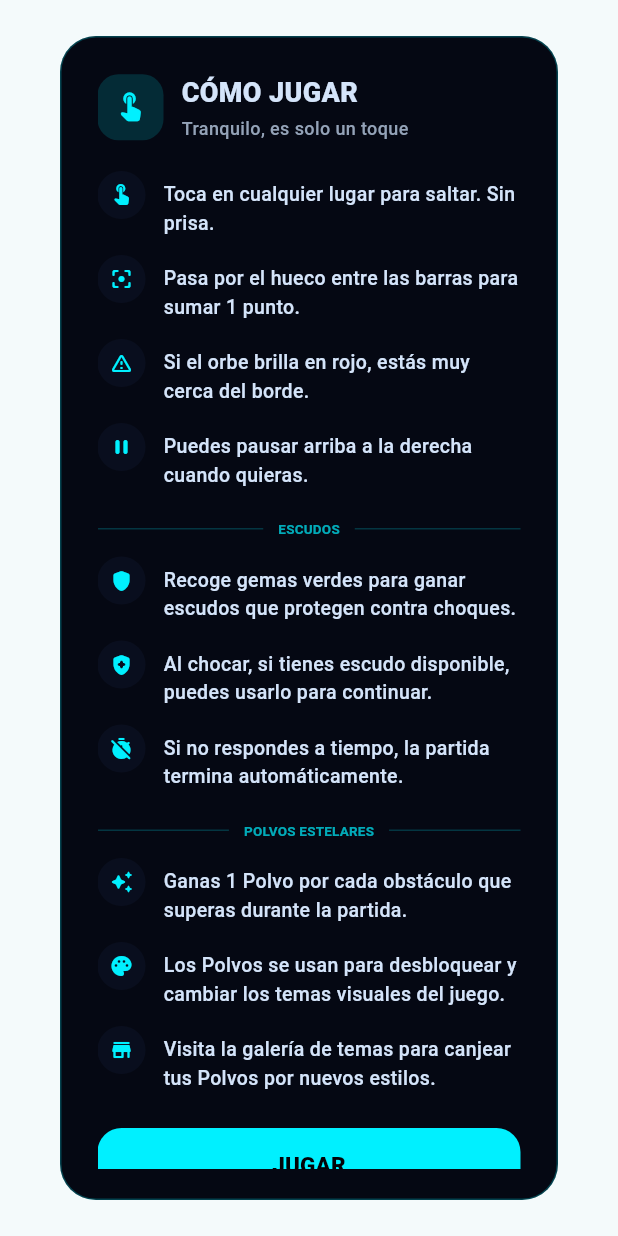
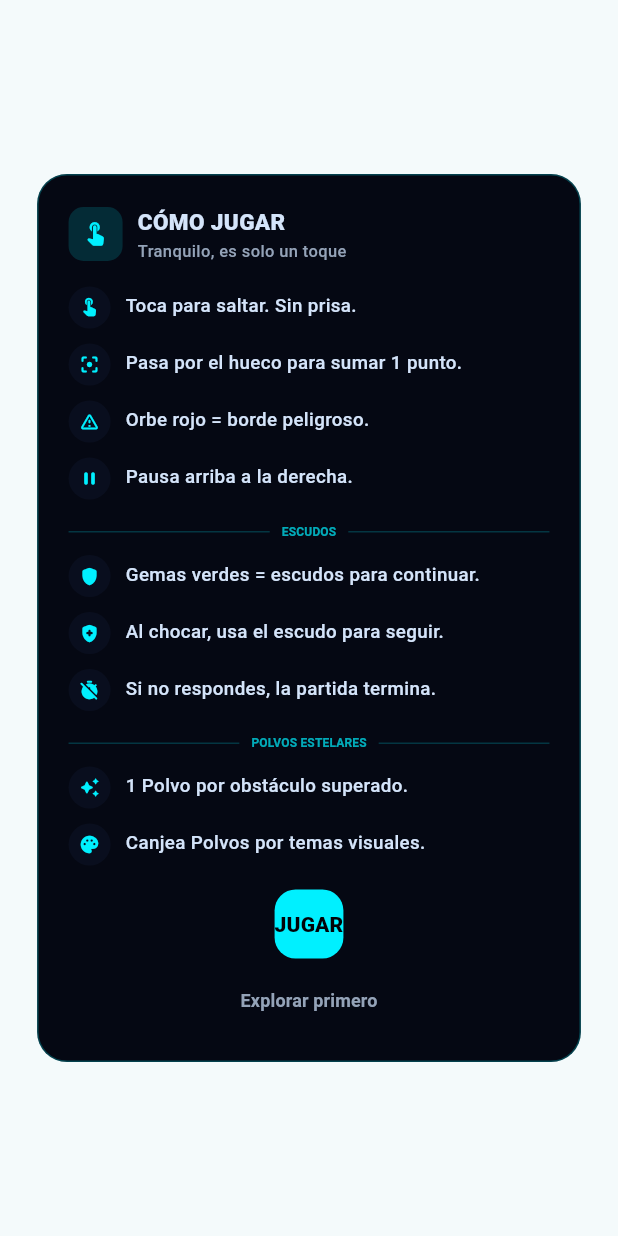
Before and after one commit to GrullonDev/night-jump, a Flutter app: the _HowToPlayDialog widget shown alone on an empty page, opened directly with empty values, on a phone screen of 412 x 824 dp. Run offline on Flutter 3.47's test engine with Material 3 defaults, Android fonts, the phone set to English and light mode, and no system bars; our stand-ins replace shared_preferences; missing offline and left inert: flame, flame_audio; accounts and stored records are empty; Roboto replaces fonts that are missing (Sora, Space Grotesk).

Commit message:
feat: make How to Play dialog more responsive and compact
- Scales padding and spacing based on screen height (small vs normal)
- Uses 88% of screen width on mobile instead of fixed 340px
- Added max height constraint (75% of screen) to prevent overflow
- Reduced icon sizes, font sizes, and section spacing
- Shortened tip text for better readability on small screens
- Added insetPadding to avoid touching screen edges

```diff
--- a/lib/features/game/overlays/how_to_play_dialog.dart
+++ b/lib/features/game/overlays/how_to_play_dialog.dart
@@ -24,42 +24,72 @@ class _HowToPlayDialog extends StatelessWidget {
 
   @override
   Widget build(BuildContext context) {
-    final maxWidth = context.responsive(mobile: 340.0, tablet: 420.0);
+    final screenWidth = MediaQuery.sizeOf(context).width;
+    final screenHeight = MediaQuery.sizeOf(context).height;
+    final isSmallScreen = screenHeight < 700;
+
+    final maxWidth = context.responsive(
+      mobile: screenWidth * 0.88,
+      tablet: 380.0,
+    );
+
+    final horizontalPad = isSmallScreen ? 16.0 : 20.0;
+    final verticalPad = isSmallScreen ? 16.0 : 20.0;
+    final sectionSpacing = isSmallScreen ? 12.0 : 16.0;
+    final tipSpacing = isSmallScreen ? 8.0 : 10.0;
 
     return Dialog(
       backgroundColor: Colors.transparent,
+      insetPadding: EdgeInsets.symmetric(
+        horizontal: 24,
+        vertical: screenHeight * 0.1,
+      ),
       child: ConstrainedBox(
-        constraints: BoxConstraints(maxWidth: maxWidth),
+        constraints: BoxConstraints(
+          maxWidth: maxWidth,
+          maxHeight: screenHeight * 0.75,
+        ),
         child: Container(
-          padding: const EdgeInsets.fromLTRB(24, 24, 24, 20),
+          padding: EdgeInsets.fromLTRB(
+            horizontalPad,
+            verticalPad,
+            horizontalPad,
+            verticalPad - 4,
+          ),
           decoration: BoxDecoration(
             color: AppColor.canvasMidnight,
-            borderRadius: BorderRadius.circular(24),
+            borderRadius: BorderRadius.circular(20),
             border: Border.all(
               color: AppColor.electricCyan.withValues(alpha: 0.25),
             ),
           ),
+          child: Column(
+            mainAxisSize: MainAxisSize.min,
+            children: [
+              Flexible(
                 child: SingleChildScrollView(
                   child: Column(
-              mainAxisSize: MainAxisSize.min,
                     crossAxisAlignment: CrossAxisAlignment.stretch,
                     children: [
+                      // ── Header ──
                       Row(
                         children: [
                           Container(
-                      width: 44,
-                      height: 44,
+                            width: 36,
+                            height: 36,
                             decoration: BoxDecoration(
-                        color: AppColor.electricCyan.withValues(alpha: 0.15),
-                        borderRadius: BorderRadius.circular(14),
+                              color: AppColor.electricCyan.withValues(
+                                alpha: 0.15,
+                              ),
+                              borderRadius: BorderRadius.circular(10),
                             ),
                             child: const Icon(
                               Icons.touch_app_rounded,
                               color: AppColor.electricCyan,
-                        size: 22,
+                              size: 18,
                             ),
                           ),
-                    const SizedBox(width: 12),
+                          const SizedBox(width: 10),
                           const Expanded(
                             child: Column(
                               crossAxisAlignment: CrossAxisAlignment.start,
@@ -68,17 +98,17 @@ class _HowToPlayDialog extends StatelessWidget {
                                   'CÓMO JUGAR',
                                   style: TextStyle(
                                     color: AppColor.onSurface,
-                              fontSize: 18,
+                                    fontSize: 15,
                                     fontWeight: FontWeight.w800,
                                     fontFamily: 'Sora',
                                   ),
                                 ),
-                          SizedBox(height: 2),
+                                SizedBox(height: 1),
                                 Text(
                                   'Tranquilo, es solo un toque',
                                   style: TextStyle(
                                     color: AppColor.slateGlow,
-                              fontSize: 12,
+                                    fontSize: 11,
                                     fontWeight: FontWeight.w500,
                                     fontFamily: 'Space Grotesk',
                                   ),
@@ -88,83 +118,96 @@ class _HowToPlayDialog extends StatelessWidget {
                           ),
                         ],
                       ),
-                const SizedBox(height: 20),
-                const _TipRow(
+                      SizedBox(height: sectionSpacing),
+
+                      // ── Basic Tips ──
+                      _TipRow(
                         icon: Icons.touch_app_rounded,
-                  text: 'Toca en cualquier lugar para saltar. Sin prisa.',
+                        text: 'Toca para saltar. Sin prisa.',
+                        small: isSmallScreen,
                       ),
-                const SizedBox(height: 12),
-                const _TipRow(
+                      SizedBox(height: tipSpacing),
+                      _TipRow(
                         icon: Icons.filter_center_focus_rounded,
-                  text: 'Pasa por el hueco entre las barras para sumar 1 punto.',
+                        text: 'Pasa por el hueco para sumar 1 punto.',
+                        small: isSmallScreen,
                       ),
-                const SizedBox(height: 12),
-                const _TipRow(
+                      SizedBox(height: tipSpacing),
+                      _TipRow(
                         icon: Icons.warning_amber_rounded,
-                  text: 'Si el orbe brilla en rojo, estás muy cerca del borde.',
+                        text: 'Orbe rojo = borde peligroso.',
+                        small: isSmallScreen,
                       ),
-                const SizedBox(height: 12),
-                const _TipRow(
+                      SizedBox(height: tipSpacing),
+                      _TipRow(
                         icon: Icons.pause_rounded,
-                  text: 'Puedes pausar arriba a la derecha cuando quieras.',
+                        text: 'Pausa arriba a la derecha.',
+                        small: isSmallScreen,
                       ),
-                const SizedBox(height: 20),
+                      SizedBox(height: sectionSpacing),
 
                       // ── Shields Section ──
                       _SectionDivider(label: 'ESCUDOS'),
-                const SizedBox(height: 12),
-                const _TipRow(
+                      SizedBox(height: tipSpacing),
+                      _TipRow(
                         icon: Icons.shield_rounded,
-                  text: 'Recoge gemas verdes para ganar escudos que protegen contra choques.',
+                        text: 'Gemas verdes = escudos para continuar.',
+                        small: isSmallScreen,
                       ),
-                const SizedBox(height: 12),
-                const _TipRow(
+                      SizedBox(height: tipSpacing),
+                      _TipRow(
                         icon: Icons.health_and_safety_rounded,
-                  text: 'Al chocar, si tienes escudo disponible, puedes usarlo para continuar.',
+                        text: 'Al chocar, usa el escudo para seguir.',
+                        small: isSmallScreen,
                       ),
-                const SizedBox(height: 12),
-                const _TipRow(
+                      SizedBox(height: tipSpacing),
+                      _TipRow(
                         icon: Icons.timer_off_rounded,
-                  text: 'Si no respondes a tiempo, la partida termina automáticamente.',
+                        text: 'Si no respondes, la partida termina.',
+                        small: isSmallScreen,
                       ),
-                const SizedBox(height: 20),
+                      SizedBox(height: sectionSpacing),
 
-                // ── Polvos Section ──
+                      // ── Stardust Section ──
                       _SectionDivider(label: 'POLVOS ESTELARES'),
-                const SizedBox(height: 12),
-                const _TipRow(
+                      SizedBox(height: tipSpacing),
+                      _TipRow(
                         icon: Icons.auto_awesome_rounded,
-                  text: 'Ganas 1 Polvo por cada obstáculo que superas durante la partida.',
+                        text: '1 Polvo por obstáculo superado.',
+                        small: isSmallScreen,
                       ),
-                const SizedBox(height: 12),
-                const _TipRow(
+                      SizedBox(height: tipSpacing),
+                      _TipRow(
                         icon: Icons.palette_rounded,
-                  text: 'Los Polvos se usan para desbloquear y cambiar los temas visuales del juego.',
+                        text: 'Canjea Polvos por temas visuales.',
+                        small: isSmallScreen,
                       ),
-                const SizedBox(height: 12),
-                const _TipRow(
-                  icon: Icons.store_rounded,
-                  text: 'Visita la galería de temas para canjear tus Polvos por nuevos estilos.',
+                    ],
                   ),
-                const SizedBox(height: 24),
+                ),
+              ),
+              SizedBox(height: sectionSpacing),
 
+              // ── Action Buttons ──
               Material(
                 color: AppColor.electricCyan,
-                  borderRadius: BorderRadius.circular(16),
+                borderRadius: BorderRadius.circular(14),
                 child: InkWell(
-                    borderRadius: BorderRadius.circular(16),
+                  borderRadius: BorderRadius.circular(14),
                   onTap: () {
                     Navigator.of(context).pop(true);
                     onPlay();
                   },
-                    child: const Padding(
-                      padding: EdgeInsets.symmetric(vertical: 14),
-                      child: Text(
+                  child: Padding(
+                    padding: EdgeInsets.symmetric(
+                      vertical: isSmallScreen ? 11 : 13,
+                    ),
+                    child: const Text(
                       'JUGAR',
                       textAlign: TextAlign.center,
                       style: TextStyle(
                         color: AppColor.canvasBase,
-                          fontSize: 15,
+                        fontSize: 14,
                         fontWeight: FontWeight.w800,
                         letterSpacing: 0.1,
                         fontFamily: 'Space Grotesk',
@@ -173,21 +216,20 @@ class _HowToPlayDialog extends StatelessWidget {
                   ),
                 ),
               ),
-                const SizedBox(height: 8),
+              const SizedBox(height: 4),
               TextButton(
                 onPressed: () => Navigator.of(context).pop(false),
                 child: const Text(
                   'Explorar primero',
                   style: TextStyle(
                     color: AppColor.slateGlow,
-                      fontSize: 13,
+                    fontSize: 12,
                     fontWeight: FontWeight.w600,
                     fontFamily: 'Space Grotesk',
                   ),
                 ),
               ),
             ],
-            ),
           ),
         ),
       ),
@@ -211,14 +253,14 @@ class _SectionDivider extends StatelessWidget {
           ),
         ),
         Padding(
-          padding: const EdgeInsets.symmetric(horizontal: 10),
+          padding: const EdgeInsets.symmetric(horizontal: 8),
           child: Text(
             label,
             style: TextStyle(
               color: AppColor.electricCyan.withValues(alpha: 0.7),
-              fontSize: 9,
+              fontSize: 8,
               fontWeight: FontWeight.w700,
-              letterSpacing: 0.15,
+              letterSpacing: 0.12,
               fontFamily: 'Space Grotesk',
             ),
           ),
@@ -235,34 +277,39 @@ class _SectionDivider extends StatelessWidget {
 }
 
 class _TipRow extends StatelessWidget {
-  const _TipRow({required this.icon, required this.text});
+  const _TipRow({required this.icon, required this.text, this.small = false});
 
   final IconData icon;
   final String text;
+  final bool small;
 
   @override
   Widget build(BuildContext context) {
+    final iconSize = small ? 26.0 : 28.0;
+    final iconInner = small ? 13.0 : 14.0;
+    final gap = small ? 8.0 : 10.0;
+
     return Row(
       crossAxisAlignment: CrossAxisAlignment.start,
       children: [
         Container(
-          width: 32,
-          height: 32,
-          decoration: BoxDecoration(
+          width: iconSize,
+          height: iconSize,
+          decoration: const BoxDecoration(
             color: AppColor.hudGlass,
             shape: BoxShape.circle,
           ),
-          child: Icon(icon, color: AppColor.electricCyan, size: 16),
+          child: Icon(icon, color: AppColor.electricCyan, size: iconInner),
         ),
-        const SizedBox(width: 12),
+        SizedBox(width: gap),
         Expanded(
           child: Padding(
-            padding: const EdgeInsets.only(top: 6),
+            padding: const EdgeInsets.only(top: 4),
             child: Text(
               text,
-              style: const TextStyle(
+              style: TextStyle(
                 color: AppColor.onSurface,
-                fontSize: 13,
+                fontSize: small ? 12 : 12.5,
                 fontWeight: FontWeight.w500,
                 fontFamily: 'Space Grotesk',
               ),
```
Lines whose indentation alone changed are shown as unchanged.
